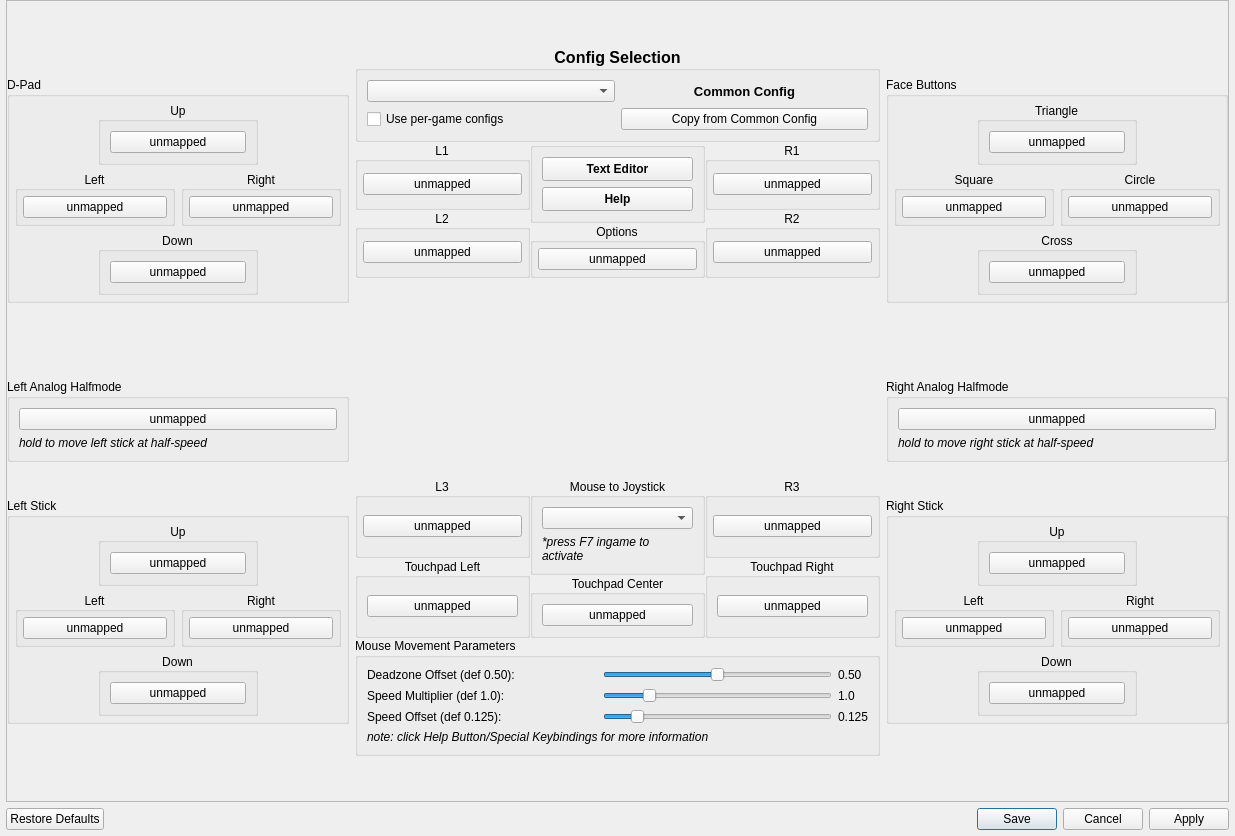
First picture: the form in src/qt_gui/kbm_gui.ui, repository shadps4-emu/shadps4-qtlauncher, before the edit.
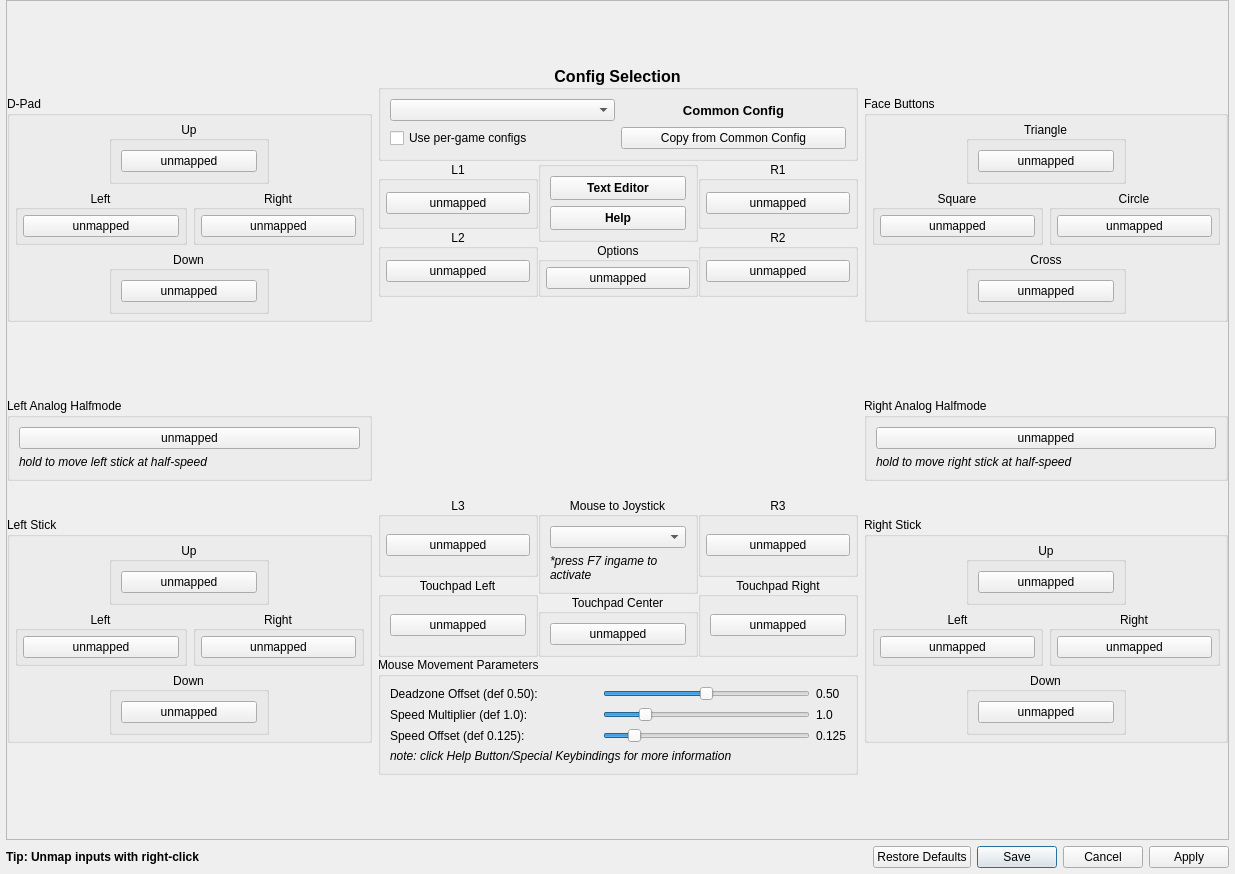
Second picture: the form after the edit. Icons and pictures are not drawn. Custom widgets are drawn as their Qt base class.

```diff
--- a/src/qt_gui/kbm_gui.ui
+++ b/src/qt_gui/kbm_gui.ui
@@ -12,7 +12,7 @@
     <x>0</x>
     <y>0</y>
     <width>1235</width>
-    <height>836</height>
+    <height>874</height>
    </rect>
   </property>
   <property name="sizePolicy">
@@ -57,7 +57,7 @@
         <x>0</x>
         <y>0</y>
         <width>1207</width>
-        <height>827</height>
+        <height>860</height>
        </rect>
       </property>
       <layout class="QVBoxLayout" name="verticalLayout_19">
@@ -86,7 +86,7 @@
               <bool>true</bool>
              </property>
              <property name="sizePolicy">
-              <sizepolicy hsizetype="Fixed" vsizetype="Fixed">
+              <sizepolicy hsizetype="Expanding" vsizetype="Fixed">
                <horstretch>0</horstretch>
                <verstretch>0</verstretch>
               </sizepolicy>
@@ -329,14 +329,14 @@
            <item>
             <widget class="QGroupBox" name="LeftStickDeadZoneGB">
              <property name="sizePolicy">
-              <sizepolicy hsizetype="Fixed" vsizetype="Fixed">
+              <sizepolicy hsizetype="Expanding" vsizetype="Fixed">
                <horstretch>0</horstretch>
                <verstretch>0</verstretch>
               </sizepolicy>
              </property>
              <property name="maximumSize">
               <size>
-               <width>344</width>
+               <width>16777215</width>
                <height>16777215</height>
               </size>
              </property>
@@ -372,7 +372,7 @@
            <item>
             <widget class="QGroupBox" name="gb_left_stick">
              <property name="sizePolicy">
-              <sizepolicy hsizetype="Fixed" vsizetype="Fixed">
+              <sizepolicy hsizetype="Expanding" vsizetype="Fixed">
                <horstretch>0</horstretch>
                <verstretch>0</verstretch>
               </sizepolicy>
@@ -509,7 +509,7 @@
                   </property>
                   <property name="maximumSize">
                    <size>
-                    <width>179</width>
+                    <width>16777215</width>
                     <height>16777215</height>
                    </size>
                   </property>
@@ -1599,7 +1599,7 @@
            <item>
             <widget class="QGroupBox" name="gb_face_buttons">
              <property name="sizePolicy">
-              <sizepolicy hsizetype="Fixed" vsizetype="Fixed">
+              <sizepolicy hsizetype="Expanding" vsizetype="Fixed">
                <horstretch>0</horstretch>
                <verstretch>0</verstretch>
               </sizepolicy>
@@ -1836,14 +1836,14 @@
            <item>
             <widget class="QGroupBox" name="RightStickDeadZoneGB">
              <property name="sizePolicy">
-              <sizepolicy hsizetype="Preferred" vsizetype="Fixed">
+              <sizepolicy hsizetype="Expanding" vsizetype="Fixed">
                <horstretch>0</horstretch>
                <verstretch>0</verstretch>
               </sizepolicy>
              </property>
              <property name="maximumSize">
               <size>
-               <width>344</width>
+               <width>16777215</width>
                <height>16777215</height>
               </size>
              </property>
@@ -1879,7 +1879,7 @@
            <item>
             <widget class="QGroupBox" name="gb_right_stick">
              <property name="sizePolicy">
-              <sizepolicy hsizetype="Fixed" vsizetype="Fixed">
+              <sizepolicy hsizetype="Expanding" vsizetype="Fixed">
                <horstretch>0</horstretch>
                <verstretch>0</verstretch>
               </sizepolicy>
@@ -2118,17 +2118,46 @@
     </widget>
    </item>
    <item>
-    <widget class="QDialogButtonBox" name="buttonBox">
-     <property name="standardButtons">
-      <set>QDialogButtonBox::StandardButton::Apply|QDialogButtonBox::StandardButton::Cancel|QDialogButtonBox::StandardButton::RestoreDefaults|QDialogButtonBox::StandardButton::Save</set>
-     </property>
-     <property name="centerButtons">
-      <bool>false</bool>
-     </property>
-    </widget>
+    <layout class="QHBoxLayout" name="horizontalLayout_5">
+     <item>
+      <widget class="QLabel" name="label">
+       <property name="font">
+        <font>
+         <bold>true</bold>
+        </font>
+       </property>
+       <property name="text">
+        <string>Tip: Unmap inputs with right-click</string>
+       </property>
+      </widget>
+     </item>
+     <item>
+      <widget class="QDialogButtonBox" name="buttonBox">
+       <property name="sizePolicy">
+        <sizepolicy hsizetype="Fixed" vsizetype="Fixed">
+         <horstretch>0</horstretch>
+         <verstretch>0</verstretch>
+        </sizepolicy>
+       </property>
+       <property name="standardButtons">
+        <set>QDialogButtonBox::StandardButton::Apply|QDialogButtonBox::StandardButton::Cancel|QDialogButtonBox::StandardButton::RestoreDefaults|QDialogButtonBox::StandardButton::Save</set>
+       </property>
+       <property name="centerButtons">
+        <bool>false</bool>
+       </property>
+      </widget>
+     </item>
+    </layout>
    </item>
   </layout>
  </widget>
+ <customwidgets>
+  <customwidget>
+   <class>QRightClickButton</class>
+   <extends>QPushButton</extends>
+   <header>src/qt_gui/right_click_button.h</header>
+  </customwidget>
+ </customwidgets>
  <resources>
   <include location="../shadps4.qrc"/>
  </resources>
```
Left out of the diff: 56 changed lines with no effect on the pictures.
